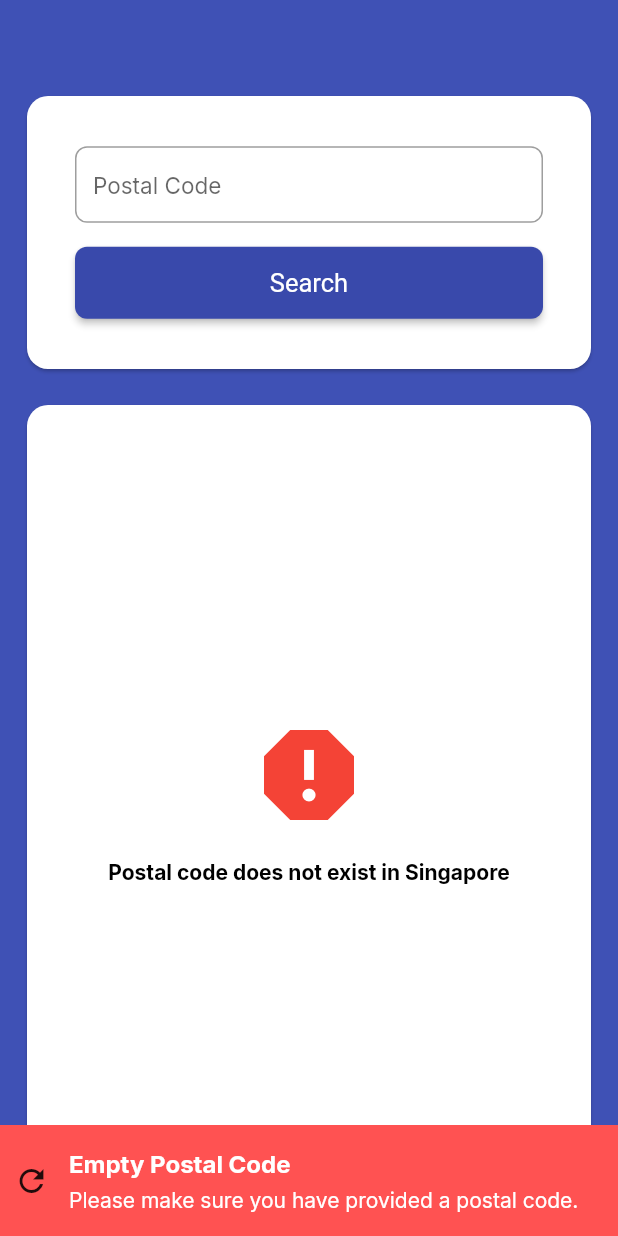
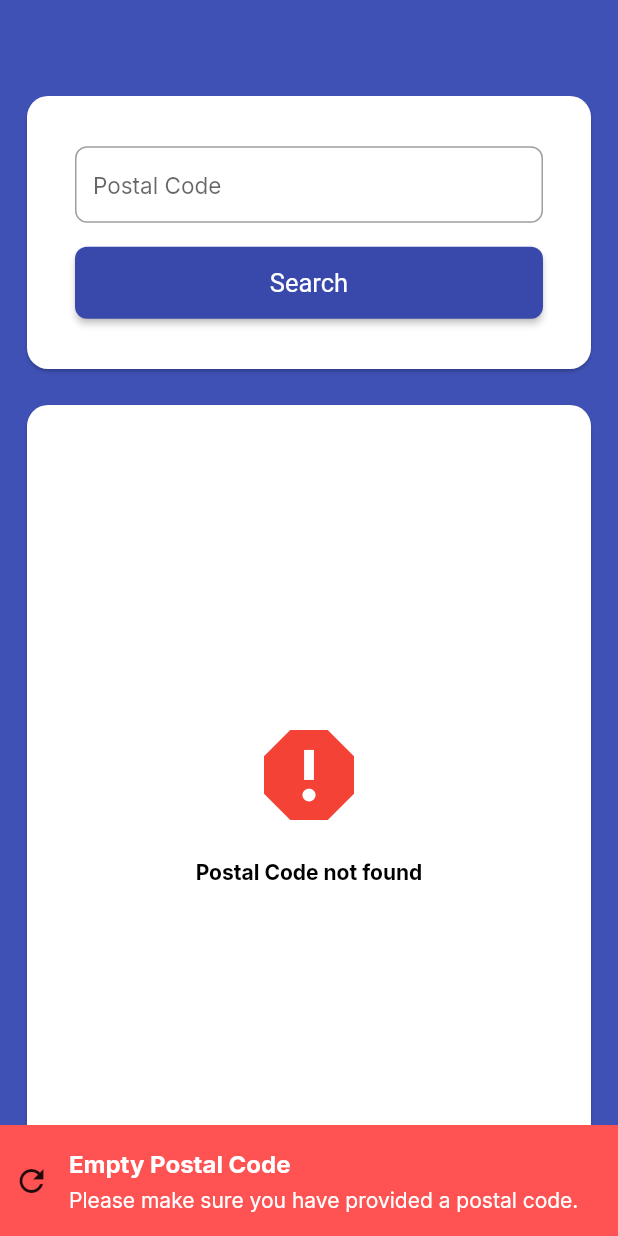
Before and after one commit to ryanpantk/OneMap-Flutter-App, a Flutter app: the SearchResultScreen widget shown alone on an empty page, opened directly with empty values, after a tap on "Search", on a phone screen of 412 x 824 dp. Run offline on Flutter 3.47's test engine with Material 2 defaults, Android fonts, the light colour scheme and no system bars; our stand-ins replace get, google_fonts.

Commit message:
Tweak controller logic to allow  new searches

```diff
--- a/lib/controllers/search_controller.dart
+++ b/lib/controllers/search_controller.dart
@@ -8,6 +8,7 @@ class SearchBarController extends GetxController {
   final OneMapAPI oneMapAPI = OneMapAPI();
   final postalCodeTextController = TextEditingController();
   final searchResultController = Get.put(SearchResultController());
+  RxString lastQuery = ''.obs;
 
   @override
   void onClose() {
@@ -38,8 +39,15 @@ class SearchBarController extends GetxController {
     } else {
       try {
         var results = await oneMapAPI.getAddressResults(
-            (postalCodeTextController.text), ("1"));
-        searchResultController.setSearchResult(results);
+            (postalCodeTextController.text),
+            (searchResultController.currentPage.value.toString()));
+
+        if (searchResultController.searchEntries.isEmpty ||
+            postalCodeTextController.text != lastQuery.value) {
+          searchResultController.setSearchResult(results);
+        }
+
+        lastQuery.value = postalCodeTextController.text;
         Get.to(() => SearchResultScreen(results, this));
       } catch (exception) {
         print(exception);
--- a/lib/screens/search_results_screen.dart
+++ b/lib/screens/search_results_screen.dart
@@ -56,30 +56,29 @@ class SearchResultScreen extends StatelessWidget {
                     children: [
                       Column(
                         mainAxisAlignment: MainAxisAlignment.center,
-                        children:
-                            searchResultController.searchEntries.length != 0
-                                ? searchResultController.searchEntries.map(
-                                    (e) {
-                                      return Text(e.postalCode);
-                                    },
-                                  ).toList()
-                                : [
-                                    Icon(
+                        children: searchResultController.searchEntries.isEmpty
+                            ? [
+                                const Icon(
                                   Icons.report,
                                   color: Colors.red,
                                   size: 80.0,
                                 ),
-                                    Spacing(),
+                                const Spacing(),
                                 Center(
                                   child: Text(
-                                        "Postal code does not exist in Singapore",
+                                    "Postal Code not found",
                                     style: TextStyle(
                                       color: styles.darkTextColor,
                                       fontWeight: FontWeight.bold,
                                     ),
                                   ),
                                 )
-                                  ],
+                              ]
+                            : searchResultController.searchEntries.map(
+                                (e) {
+                                  return Text(e.postalCode);
+                                },
+                              ).toList(),
                       )
                     ],
                   ),
```
Also changed, not shown: lib/controllers/search_result_controller.dart (+10 -2 lines). Lines whose indentation alone changed are shown as unchanged.
